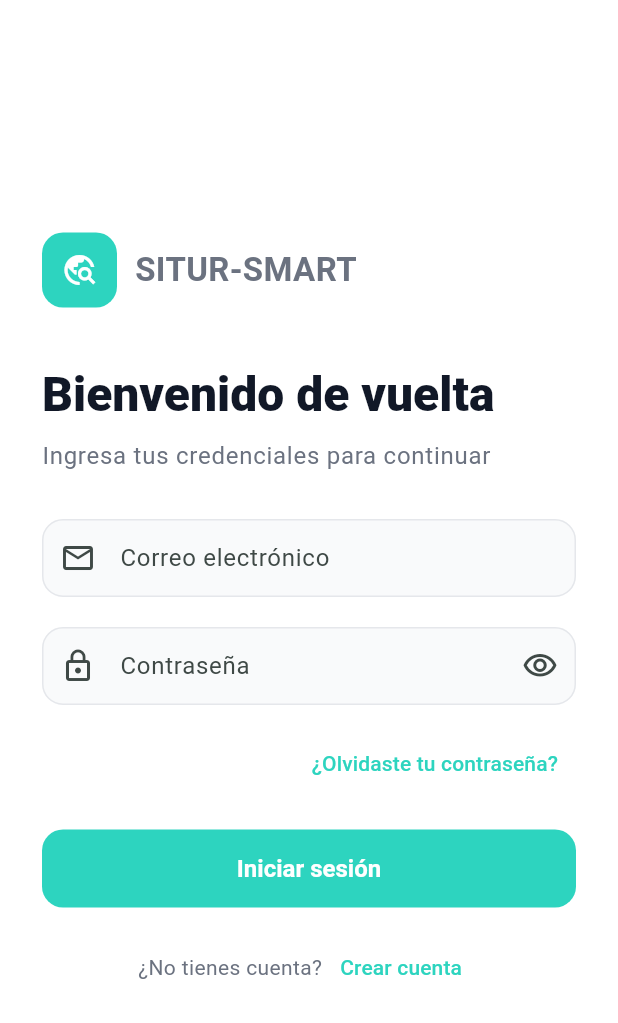
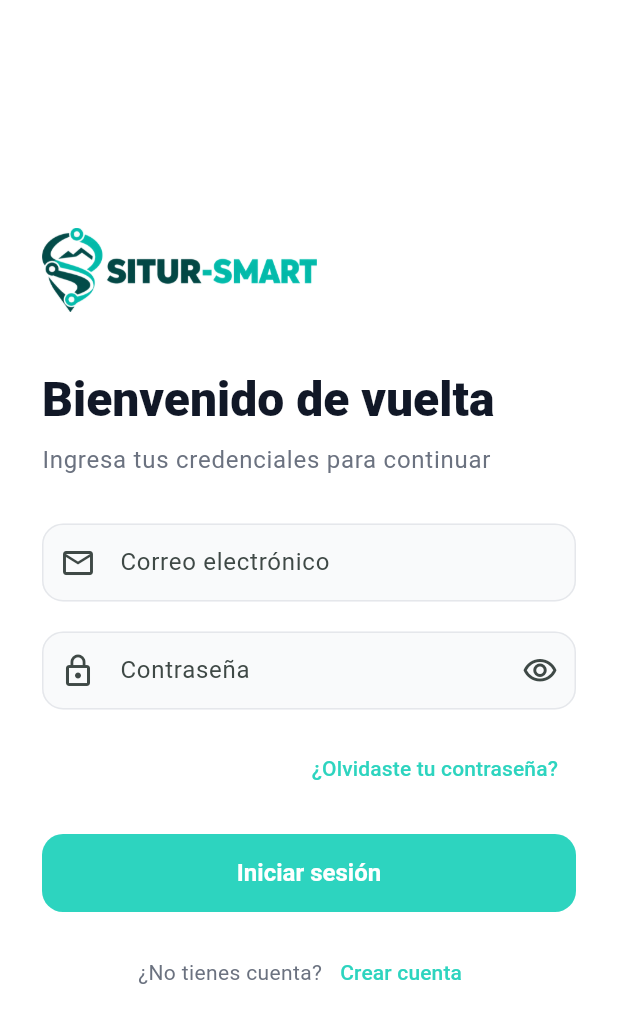
Before and after one commit to JosecaFict/SITUR-SMART, a Flutter app: the screen it shows after launch, after a tap on "¿Olvidaste tu contraseña?", after a tap on "Volver al inicio de sesión", on a phone screen of 412 x 824 dp. Shown: the top 1023 px of the screen. Run offline on Flutter 3.47's test engine with Material 3 defaults, Android fonts, the light colour scheme and no system bars; our stand-ins replace firebase_core, firebase_messaging, flutter_riverpod, go_router, qr_flutter, shared_preferences; missing offline and left inert: record; accounts and stored records are empty; network calls fail.

Commit message:
feat(mobile): logo de SITUR-SMART en el icono y en la app
Icono del launcher con el simbolo del logo sin fondo (clasico y adaptativo
de Android 8+), y el logo completo en el splash, el login y el registro:
la version con "SITUR" blanco sobre fondo oscuro y la clara sobre blanco.
El arranque nativo usa el mismo verde del splash.

```diff
--- a/mobile/lib/features/usuarios/presentation/pages/login_page.dart
+++ b/mobile/lib/features/usuarios/presentation/pages/login_page.dart
@@ -297,44 +297,11 @@ class _MobileLogo extends StatelessWidget {
   @override
   Widget build(BuildContext context) {
 
-    return Row(
-
-      children: [
-
-        Container(
-
-          width: 50,
-
-          height: 50,
-
-          decoration: BoxDecoration(
-
-            color: AppTheme.accent,
-
-            borderRadius:
-                BorderRadius.circular(14),
-
-          ),
-
-          child: const Icon(
-            Icons.travel_explore,
-            color: Colors.white,
-          ),
-        ),
-
-
-        const SizedBox(width: 12),
-
-
-        const Text(
-          'SITUR-SMART',
-          style: TextStyle(
-            fontSize: 22,
-            fontWeight: FontWeight.bold,
-          ),
-        ),
-
-      ],
+    // Versión con "SITUR" oscuro: el login tiene fondo blanco.
+    return Image.asset(
+      'assets/branding/logo-claro.png',
+      height: 56,
+      semanticLabel: 'SITUR-SMART',
     );
   }
 }
--- a/mobile/lib/features/usuarios/presentation/pages/splash_page.dart
+++ b/mobile/lib/features/usuarios/presentation/pages/splash_page.dart
@@ -49,13 +49,12 @@ class _SplashPageState extends State<SplashPage> {
         child: Column(
           mainAxisSize: MainAxisSize.min,
           children: [
-            Icon(Icons.travel_explore, color: Colors.white, size: 56),
-            SizedBox(height: 16),
-            Text(
-              'SITUR-SMART',
-              style: TextStyle(color: Colors.white, fontSize: 26, fontWeight: FontWeight.bold),
+            // Versión con "SITUR" blanco, sobre el verde del splash.
+            Padding(
+              padding: EdgeInsets.symmetric(horizontal: 48),
+              child: Image(image: AssetImage('assets/branding/logo-oscuro.png'), semanticLabel: 'SITUR-SMART'),
             ),
-            SizedBox(height: 24),
+            SizedBox(height: 32),
             CircularProgressIndicator(color: Colors.white),
           ],
         ),
--- a/mobile/pubspec.yaml
+++ b/mobile/pubspec.yaml
@@ -55,3 +55,4 @@ flutter:
 
   assets:
     - web/favicon.png
+    - assets/branding/
```
Also changed, not shown: mobile/lib/features/usuarios/presentation/pages/register_page.dart (+2 -25 lines), mobile/assets/branding/logo-claro.png (added), mobile/assets/branding/logo-oscuro.png (added), 14 other files.
